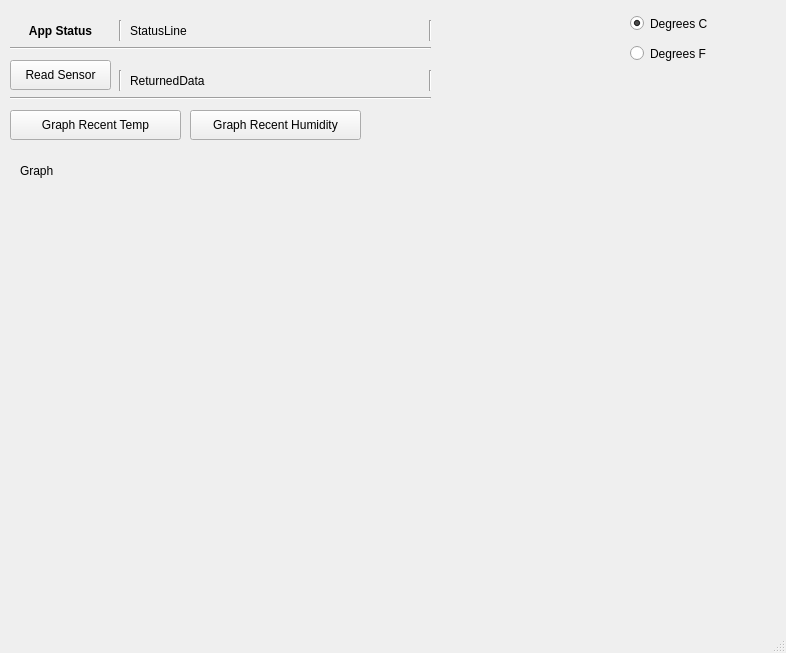
Before: the Qt Designer form project1.ui in ibelingb/ecen5783_projects, drawn with Qt 5.
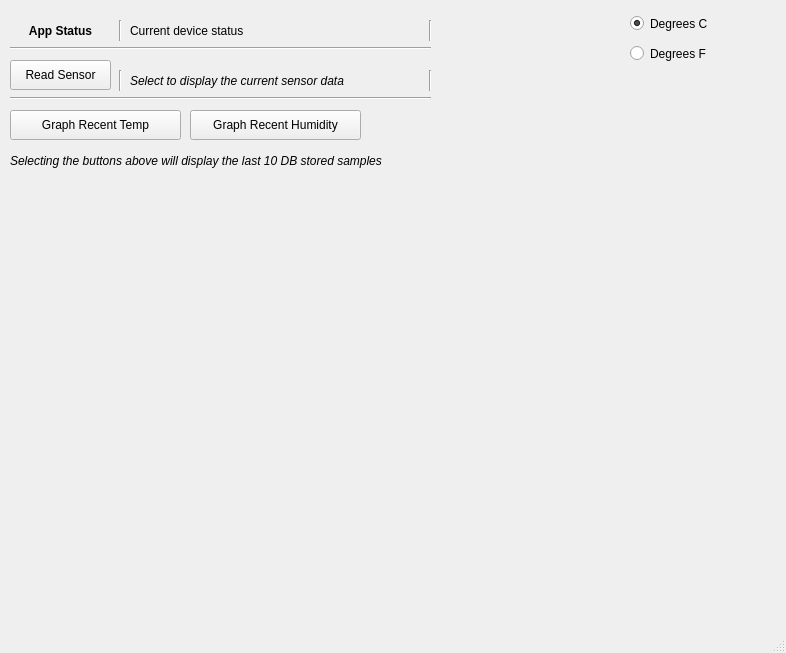
After: the same form once the commit is applied.

Commit message: Updating GUI to display user instructions in italic font and to clear when buttons selected.

```diff
--- a/project1.ui
+++ b/project1.ui
@@ -94,11 +94,16 @@
       <height>22</height>
      </rect>
     </property>
+    <property name="font">
+     <font>
+      <italic>false</italic>
+     </font>
+    </property>
     <property name="midLineWidth">
      <number>0</number>
     </property>
     <property name="text">
-     <string>StatusLine</string>
+     <string>Current device status</string>
     </property>
    </widget>
    <widget class="QLabel" name="CurrentSensorData">
@@ -110,8 +115,13 @@
       <height>22</height>
      </rect>
     </property>
+    <property name="font">
+     <font>
+      <italic>true</italic>
+     </font>
+    </property>
     <property name="text">
-     <string>ReturnedData</string>
+     <string>Select to display the current sensor data</string>
     </property>
    </widget>
    <widget class="QLabel" name="label">
@@ -203,14 +213,19 @@
    <widget class="QLabel" name="GraphLabel">
     <property name="geometry">
      <rect>
-      <x>20</x>
-      <y>160</y>
-      <width>68</width>
+      <x>10</x>
+      <y>150</y>
+      <width>471</width>
       <height>22</height>
      </rect>
     </property>
+    <property name="font">
+     <font>
+      <italic>true</italic>
+     </font>
+    </property>
     <property name="text">
-     <string>Graph</string>
+     <string>Selecting the buttons above will display the last 10 DB stored samples</string>
     </property>
    </widget>
    <widget class="Line" name="line_5">
```
The commit also changes 4 other files.
